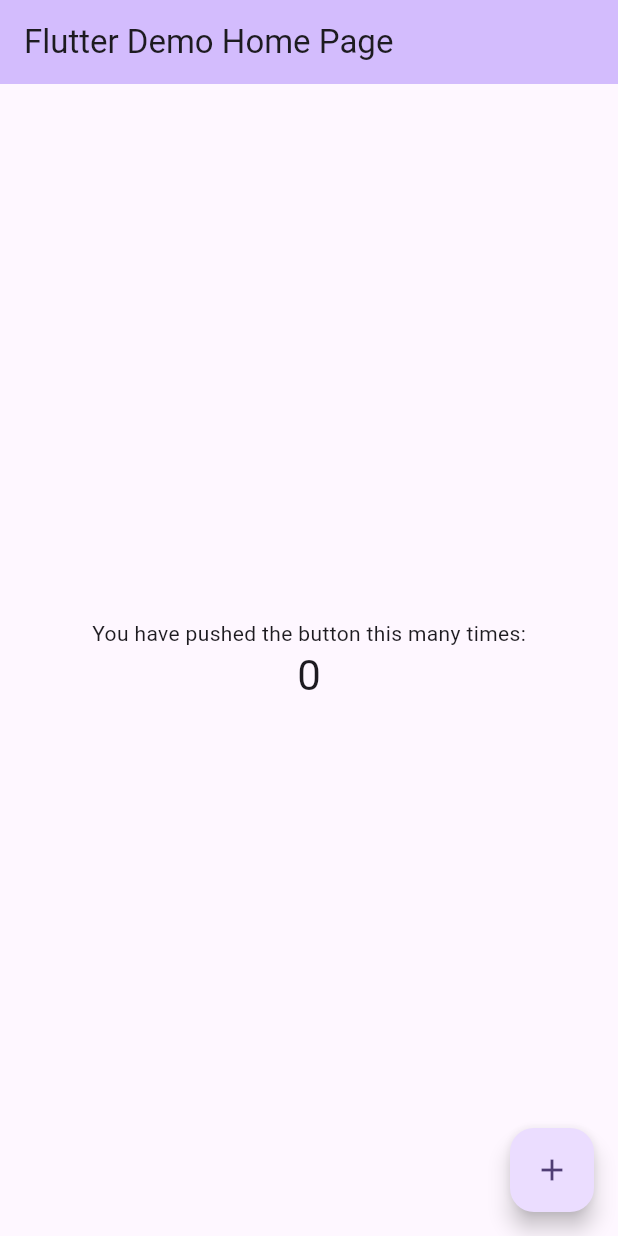
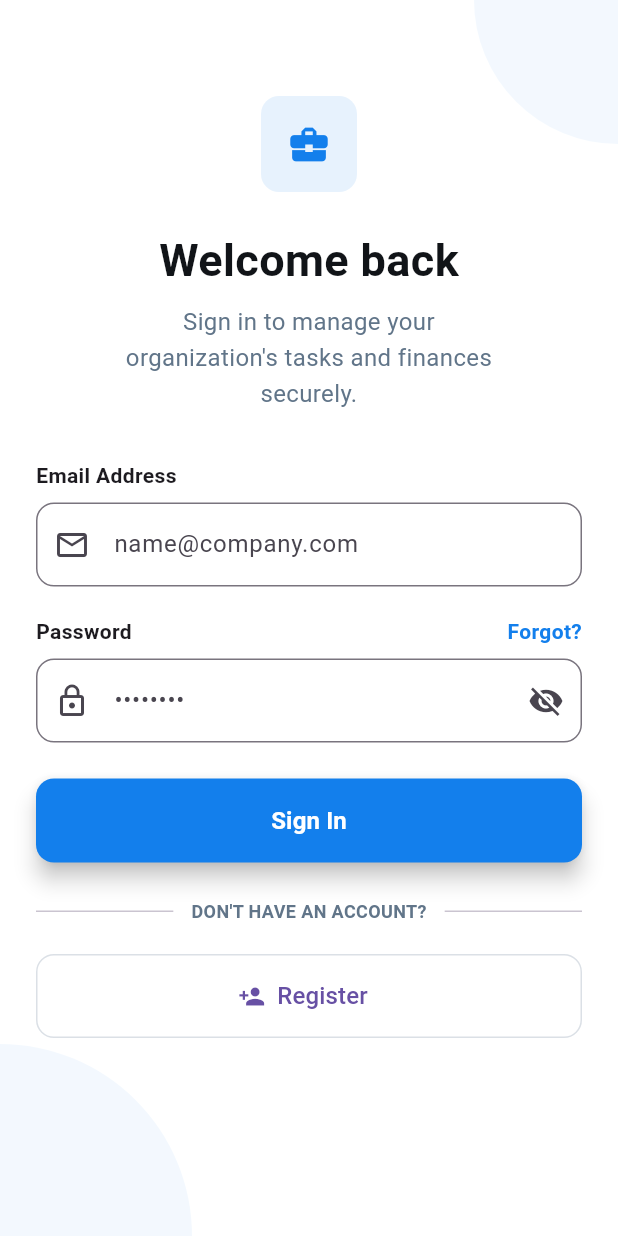
Before and after one commit to aijaee/kamobahala_bscs4b_project, a Flutter app: the screen it shows after launch, on a phone screen of 412 x 824 dp. Run offline on Flutter 3.47's test engine with Material 3 defaults, Android fonts, the light colour scheme and no system bars; our stand-ins replace supabase_flutter; accounts and stored records are empty.

Commit message:
Added File structure folders and login screen
havent added the supabase and backend

```diff
--- /dev/null
+++ b/lib/core/services/auth_service.dart
@@ -0,0 +1,14 @@
+import 'package:supabase_flutter/supabase_flutter.dart';
+
+class AuthService {
+  final SupabaseClient _client = Supabase.instance.client;
+
+  Future<AuthResponse> login(String email, String password) async {
+    final response = await _client.auth.signInWithPassword(
+      email: email,
+      password: password,
+    );
+
+    return response;
+  }
+}
--- a/lib/main.dart
+++ b/lib/main.dart
@@ -1,4 +1,8 @@
 import 'package:flutter/material.dart';
+import 'package:provider/provider.dart';
+
+import 'viewmodels/auth_viewmodel.dart';
+import 'views/auth/login_screen.dart';
 
 void main() {
   runApp(const MyApp());
@@ -7,115 +11,16 @@ void main() {
 class MyApp extends StatelessWidget {
   const MyApp({super.key});
 
-  // This widget is the root of your application.
   @override
   Widget build(BuildContext context) {
-    return MaterialApp(
-      title: 'Flutter Demo',
-      theme: ThemeData(
-        // This is the theme of your application.
-        //
-        // TRY THIS: Try running your application with "flutter run". You'll see
-        // the application has a purple toolbar. Then, without quitting the app,
-        // try changing the seedColor in the colorScheme below to Colors.green
-        // and then invoke "hot reload" (save your changes or press the "hot
-        // reload" button in a Flutter-supported IDE, or press "r" if you used
-        // the command line to start the app).
-        //
-        // Notice that the counter didn't reset back to zero; the application
-        // state is not lost during the reload. To reset the state, use hot
-        // restart instead.
-        //
-        // This works for code too, not just values: Most code changes can be
-        // tested with just a hot reload.
-        colorScheme: .fromSeed(seedColor: Colors.deepPurple),
-      ),
-      home: const MyHomePage(title: 'Flutter Demo Home Page'),
-    );
-  }
-}
-
-class MyHomePage extends StatefulWidget {
-  const MyHomePage({super.key, required this.title});
-
-  // This widget is the home page of your application. It is stateful, meaning
-  // that it has a State object (defined below) that contains fields that affect
-  // how it looks.
-
-  // This class is the configuration for the state. It holds the values (in this
-  // case the title) provided by the parent (in this case the App widget) and
-  // used by the build method of the State. Fields in a Widget subclass are
-  // always marked "final".
-
-  final String title;
-
-  @override
-  State<MyHomePage> createState() => _MyHomePageState();
-}
-
-class _MyHomePageState extends State<MyHomePage> {
-  int _counter = 0;
-
-  void _incrementCounter() {
-    setState(() {
-      // This call to setState tells the Flutter framework that something has
-      // changed in this State, which causes it to rerun the build method below
-      // so that the display can reflect the updated values. If we changed
-      // _counter without calling setState(), then the build method would not be
-      // called again, and so nothing would appear to happen.
-      _counter++;
-    });
-  }
-
-  @override
-  Widget build(BuildContext context) {
-    // This method is rerun every time setState is called, for instance as done
-    // by the _incrementCounter method above.
-    //
-    // The Flutter framework has been optimized to make rerunning build methods
-    // fast, so that you can just rebuild anything that needs updating rather
-    // than having to individually change instances of widgets.
-    return Scaffold(
-      appBar: AppBar(
-        // TRY THIS: Try changing the color here to a specific color (to
-        // Colors.amber, perhaps?) and trigger a hot reload to see the AppBar
-        // change color while the other colors stay the same.
-        backgroundColor: Theme.of(context).colorScheme.inversePrimary,
-        // Here we take the value from the MyHomePage object that was created by
-        // the App.build method, and use it to set our appbar title.
-        title: Text(widget.title),
-      ),
-      body: Center(
-        // Center is a layout widget. It takes a single child and positions it
-        // in the middle of the parent.
-        child: Column(
-          // Column is also a layout widget. It takes a list of children and
-          // arranges them vertically. By default, it sizes itself to fit its
-          // children horizontally, and tries to be as tall as its parent.
-          //
-          // Column has various properties to control how it sizes itself and
-          // how it positions its children. Here we use mainAxisAlignment to
-          // center the children vertically; the main axis here is the vertical
-          // axis because Columns are vertical (the cross axis would be
-          // horizontal).
-          //
-          // TRY THIS: Invoke "debug painting" (choose the "Toggle Debug Paint"
-          // action in the IDE, or press "p" in the console), to see the
-          // wireframe for each widget.
-          mainAxisAlignment: .center,
-          children: [
-            const Text('You have pushed the button this many times:'),
-            Text(
-              '$_counter',
-              style: Theme.of(context).textTheme.headlineMedium,
-            ),
-          ],
-        ),
-      ),
-      floatingActionButton: FloatingActionButton(
-        onPressed: _incrementCounter,
-        tooltip: 'Increment',
-        child: const Icon(Icons.add),
+    return MultiProvider(
+      providers: [
+        ChangeNotifierProvider(create: (_) => AuthViewModel()),
+      ],
+      child: MaterialApp(
+        debugShowCheckedModeBanner: false,
+        title: "Kamo Bahala",
+        home: const LoginScreen(),
       ),
     );
   }
--- /dev/null
+++ b/lib/viewmodels/auth_viewmodel.dart
@@ -0,0 +1,53 @@
+import 'package:flutter/material.dart';
+
+class AuthViewModel extends ChangeNotifier {
+
+  bool _isLoading = false;
+  String? _errorMessage;
+
+  bool get isLoading => _isLoading;
+  String? get errorMessage => _errorMessage;
+
+  Future<bool> login(String email, String password) async {
+
+    _setLoading(true);
+    _errorMessage = null;
+
+    try {
+
+      // ============================================
+      // BACKEND PLACEHOLDER
+      // ============================================
+      // Here is where Supabase authentication will happen
+      //
+      // Example later:
+      // final response = await Supabase.instance.client.auth.signInWithPassword(
+      //   email: email,
+      //   password: password,
+      // );
+      //
+      // if(response.user == null){
+      //    throw Exception("Invalid login");
+      // }
+      // ============================================
+
+      await Future.delayed(const Duration(seconds: 2));
+
+      // Simulated login success
+      _setLoading(false);
+      return true;
+
+    } catch (e) {
+
+      _errorMessage = "Login failed";
+      _setLoading(false);
+      return false;
+
+    }
+  }
+
+  void _setLoading(bool value) {
+    _isLoading = value;
+    notifyListeners();
+  }
+}
--- /dev/null
+++ b/lib/views/auth/login_screen.dart
@@ -0,0 +1,294 @@
+import 'package:flutter/material.dart';
+
+class LoginScreen extends StatefulWidget {
+  const LoginScreen({super.key});
+
+  @override
+  State<LoginScreen> createState() => _LoginScreenState();
+}
+
+class _LoginScreenState extends State<LoginScreen> {
+
+  final emailController = TextEditingController();
+  final passwordController = TextEditingController();
+
+  bool obscurePassword = true;
+
+  @override
+  Widget build(BuildContext context) {
+
+    return Scaffold(
+      backgroundColor: const Color(0xFFF6F7F8),
+
+      body: Center(
+        child: Container(
+          width: 480,
+          constraints: const BoxConstraints(minHeight: 750),
+          decoration: BoxDecoration(
+            color: Colors.white,
+            boxShadow: [
+              BoxShadow(
+                blurRadius: 50,
+                spreadRadius: -12,
+                offset: const Offset(0, 25),
+                color: Colors.black.withOpacity(0.25),
+              )
+            ],
+          ),
+
+          child: Stack(
+            children: [
+
+              /// Decorative blob (top right)
+              Positioned(
+                top: -96,
+                right: -96,
+                child: Container(
+                  width: 192,
+                  height: 192,
+                  decoration: BoxDecoration(
+                    shape: BoxShape.circle,
+                    color: const Color(0xFF137FEC).withOpacity(.05),
+                  ),
+                ),
+              ),
+
+              /// Decorative blob (bottom left)
+              Positioned(
+                bottom: -128,
+                left: -128,
+                child: Container(
+                  width: 256,
+                  height: 256,
+                  decoration: BoxDecoration(
+                    shape: BoxShape.circle,
+                    color: const Color(0xFF137FEC).withOpacity(.05),
+                  ),
+                ),
+              ),
+
+              Padding(
+                padding: const EdgeInsets.symmetric(horizontal: 24),
+
+                child: Column(
+                  children: [
+
+                    const SizedBox(height: 64),
+
+                    /// Header Icon
+                    Container(
+                      width: 64,
+                      height: 64,
+                      decoration: BoxDecoration(
+                        color: const Color(0xFF137FEC).withOpacity(.1),
+                        borderRadius: BorderRadius.circular(12),
+                      ),
+                      child: const Icon(
+                        Icons.business_center,
+                        color: Color(0xFF137FEC),
+                        size: 30,
+                      ),
+                    ),
+
+                    const SizedBox(height: 24),
+
+                    /// Title
+                    const Text(
+                      "Welcome back",
+                      style: TextStyle(
+                        fontSize: 30,
+                        fontWeight: FontWeight.bold,
+                        color: Color(0xFF111418),
+                      ),
+                    ),
+
+                    const SizedBox(height: 8),
+
+                    /// Subtitle
+                    const Text(
+                      "Sign in to manage your\norganization's tasks and finances\nsecurely.",
+                      textAlign: TextAlign.center,
+                      style: TextStyle(
+                        fontSize: 16,
+                        color: Color(0xFF617589),
+                        height: 1.5,
+                      ),
+                    ),
+
+                    const SizedBox(height: 32),
+
+                    /// Email Field
+                    Column(
+                      crossAxisAlignment: CrossAxisAlignment.start,
+                      children: [
+
+                        const Text(
+                          "Email Address",
+                          style: TextStyle(
+                            fontWeight: FontWeight.w600,
+                            fontSize: 14,
+                          ),
+                        ),
+
+                        const SizedBox(height: 8),
+
+                        TextField(
+                          controller: emailController,
+                          decoration: InputDecoration(
+                            hintText: "name@company.com",
+                            prefixIcon: const Icon(Icons.email_outlined),
+                            border: OutlineInputBorder(
+                              borderRadius: BorderRadius.circular(12),
+                            ),
+                          ),
+                        ),
+                      ],
+                    ),
+
+                    const SizedBox(height: 20),
+
+                    /// Password Field
+                    Column(
+                      crossAxisAlignment: CrossAxisAlignment.start,
+                      children: [
+
+                        Row(
+                          mainAxisAlignment: MainAxisAlignment.spaceBetween,
+                          children: const [
+
+                            Text(
+                              "Password",
+                              style: TextStyle(
+                                fontWeight: FontWeight.w600,
+                                fontSize: 14,
+                              ),
+                            ),
+
+                            Text(
+                              "Forgot?",
+                              style: TextStyle(
+                                color: Color(0xFF137FEC),
+                                fontWeight: FontWeight.w600,
+                              ),
+                            )
+                          ],
+                        ),
+
+                        const SizedBox(height: 8),
+
+                        TextField(
+                          controller: passwordController,
+                          obscureText: obscurePassword,
+                          decoration: InputDecoration(
+                            hintText: "••••••••",
+                            prefixIcon: const Icon(Icons.lock_outline),
+
+                            suffixIcon: IconButton(
+                              icon: Icon(
+                                obscurePassword
+                                    ? Icons.visibility_off
+                                    : Icons.visibility,
+                              ),
+                              onPressed: () {
+                                setState(() {
+                                  obscurePassword = !obscurePassword;
+                                });
+                              },
+                            ),
+
+                            border: OutlineInputBorder(
+                              borderRadius: BorderRadius.circular(12),
+                            ),
+                          ),
+                        ),
+                      ],
+                    ),
+
+                    const SizedBox(height: 24),
+
+                    /// Sign In Button
+                    SizedBox(
+                      width: double.infinity,
+                      height: 56,
+                      child: ElevatedButton(
+                        style: ElevatedButton.styleFrom(
+                          backgroundColor: const Color(0xFF137FEC),
+                          shape: RoundedRectangleBorder(
+                            borderRadius: BorderRadius.circular(12),
+                          ),
+                          elevation: 6,
+                        ),
+                        onPressed: () {
+                          // TODO: Call ViewModel login()
+                        },
+                        child: const Text(
+                          "Sign In",
+                          style: TextStyle(
+                            fontSize: 16,
+                            color: Colors.white,
+                            fontWeight: FontWeight.bold,
+                          ),
+                        ),
+                      ),
+                    ),
+
+                    const SizedBox(height: 24),
+
+                    /// Divider
+                    Row(
+                      children: const [
+
+                        Expanded(child: Divider()),
+
+                        Padding(
+                          padding: EdgeInsets.symmetric(horizontal: 12),
+                          child: Text(
+                            "DON'T HAVE AN ACCOUNT?",
+                            style: TextStyle(
+                              fontSize: 12,
+                              fontWeight: FontWeight.bold,
+                              color: Color(0xFF617589),
+                            ),
+                          ),
+                        ),
+
+                        Expanded(child: Divider()),
+                      ],
+                    ),
+
+                    const SizedBox(height: 20),
+
+                    /// Register Button
+                    SizedBox(
+                      width: double.infinity,
+                      height: 56,
+                      child: OutlinedButton.icon(
+                        icon: const Icon(Icons.person_add),
+                        label: const Text(
+                          "Register",
+                          style: TextStyle(fontSize: 16),
+                        ),
+                        style: OutlinedButton.styleFrom(
+                          side: const BorderSide(
+                            color: Color(0xFFDbe0e6),
+                          ),
+                          shape: RoundedRectangleBorder(
+                            borderRadius: BorderRadius.circular(12),
+                          ),
+                        ),
+                        onPressed: () {
+                          // TODO: Navigate to register page
+                        },
+                      ),
+                    ),
+
+                  ],
+                ),
+              ),
+            ],
+          ),
+        ),
+      ),
+    );
+  }
+}
--- a/pubspec.yaml
+++ b/pubspec.yaml
@@ -30,6 +30,8 @@ environment:
 dependencies:
   flutter:
     sdk: flutter
+  provider: ^6.1.2
+  supabase_flutter: ^2.5.6
 
   # The following adds the Cupertino Icons font to your application.
   # Use with the CupertinoIcons class for iOS style icons.
```
Also changed, not shown: pubspec.lock, 3 other files.
